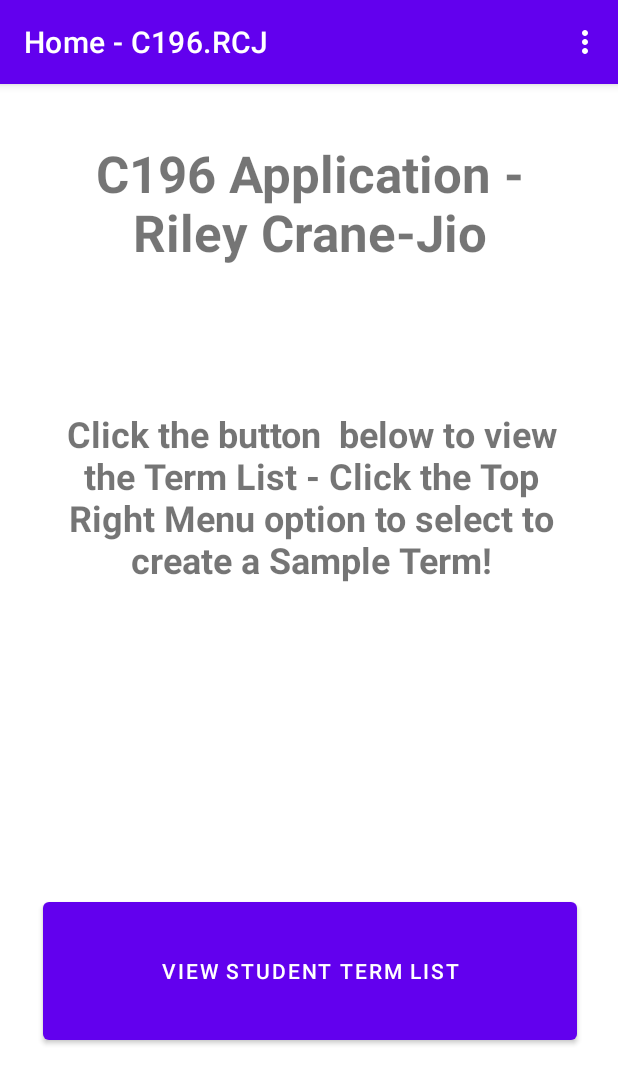
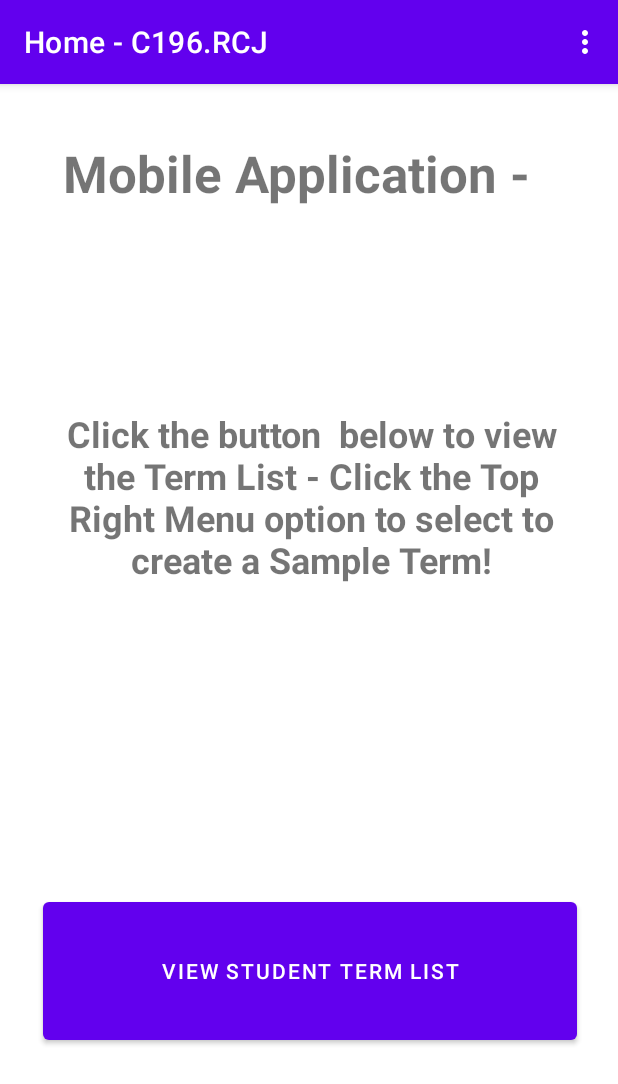
Before and after one commit to R-Crane/Android_Mobile_App, an Android app: the screen it shows after launch (MainActivity), on a phone screen of 412 x 824 dp. Shown: the top 1084 px of the screen. Run offline under Robolectric (Android 15) with nearby library versions, the phone set to English and light mode, and no system bars.

Commit message:
Update activity_main.xml

```diff
--- a/app/src/main/res/layout/activity_main.xml
+++ b/app/src/main/res/layout/activity_main.xml
@@ -11,7 +11,7 @@
         android:layout_width="379dp"
         android:layout_height="108dp"
         android:textStyle="bold"
-        android:text="C196 Application -        Riley Crane-Jio"
+        android:text="Mobile Application -  "
         android:textAlignment="center"
         android:textSize="34sp"
         app:layout_constraintBottom_toBottomOf="parent"
```
